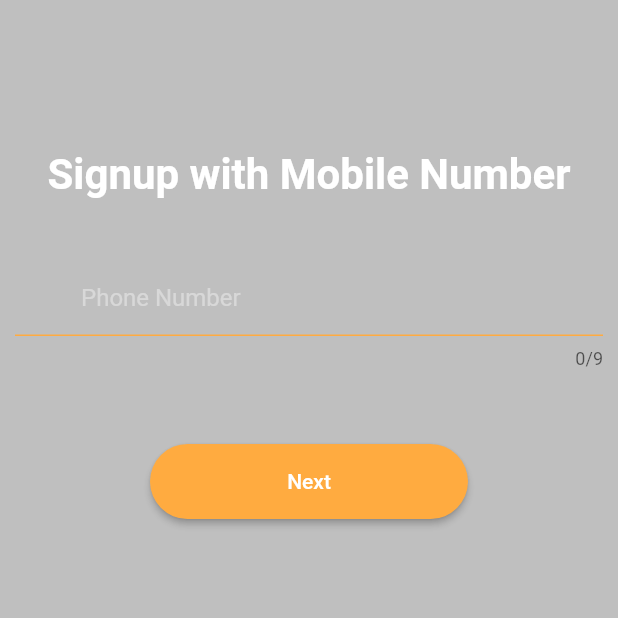
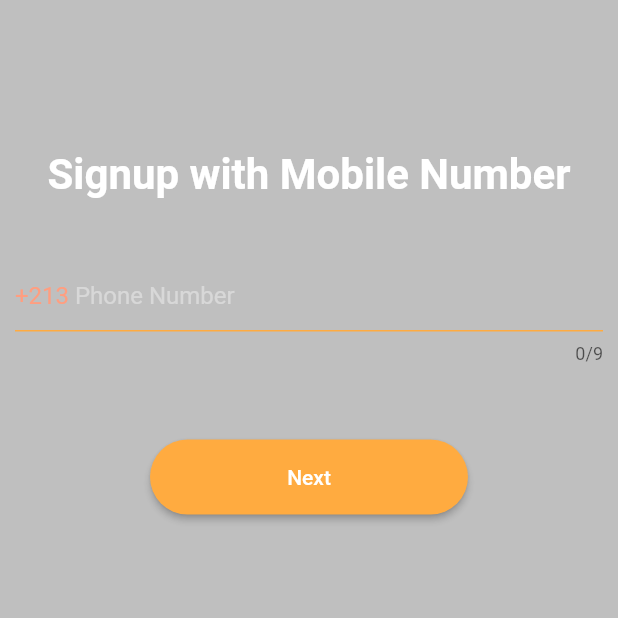
Before and after one commit to M4dj1/hairo, a Flutter app: the screen it shows after launch, after a tap on an icon or button, on a phone screen of 412 x 824 dp, the top half of it. Run offline on Flutter 3.47's test engine with Material 2 defaults, Android fonts, the phone set to English and light mode, and no system bars; our stand-ins replace firebase_auth, firebase_core, firebase_database, pin_code_fields; accounts and stored records are empty; network calls fail.

Commit message:
Additional UI edits

```diff
--- a/lib/LoginRegScreens/loginpage.dart
+++ b/lib/LoginRegScreens/loginpage.dart
@@ -40,15 +40,22 @@ class _LoginScreenState extends State<LoginScreen> {
                   style: TextStyle(color: Colors.white),
                   cursorColor: Colors.orangeAccent,
                   decoration: InputDecoration(
-                    prefix: Padding(
-                      padding: EdgeInsets.all(4),
-                      child: Text('+213'),
+                      prefixIcon: Text(
+                        "+213 ",
+                        style: TextStyle(
+                            color: Colors.deepOrangeAccent.shade100,
+                            fontSize: 16),
                       ),
+                      prefixIconConstraints:
+                          BoxConstraints(minWidth: 0, minHeight: 0),
                       hintText: 'Phone Number',
                       hintStyle: TextStyle(color: Colors.white38),
                       enabledBorder: UnderlineInputBorder(
                           borderSide: BorderSide(color: Colors.orangeAccent)),
-                  ),
+                      focusedBorder: UnderlineInputBorder(
+                        borderSide:
+                            BorderSide(color: Colors.deepOrangeAccent.shade100),
+                      )),
                   maxLength: 9,
                   keyboardType: TextInputType.number,
                   controller: _controller,
@@ -69,7 +76,10 @@ class _LoginScreenState extends State<LoginScreen> {
                       hintStyle: TextStyle(color: Colors.white38),
                       enabledBorder: UnderlineInputBorder(
                           borderSide: BorderSide(color: Colors.orangeAccent)),
-                  ),
+                      focusedBorder: UnderlineInputBorder(
+                        borderSide:
+                            BorderSide(color: Colors.deepOrangeAccent.shade100),
+                      )),
                 ),
               ),
             ]),
--- a/lib/LoginRegScreens/password.dart
+++ b/lib/LoginRegScreens/password.dart
@@ -52,7 +52,10 @@ class _PasswordState extends State<PasswordScreen> {
                       hintStyle: TextStyle(color: Colors.white38),
                       enabledBorder: UnderlineInputBorder(
                           borderSide: BorderSide(color: Colors.orangeAccent)),
-                  ),
+                      focusedBorder: UnderlineInputBorder(
+                        borderSide:
+                            BorderSide(color: Colors.deepOrangeAccent.shade100),
+                      )),
                 )),
             Padding(
               padding:
@@ -68,7 +71,10 @@ class _PasswordState extends State<PasswordScreen> {
                     hintStyle: TextStyle(color: Colors.white38),
                     enabledBorder: UnderlineInputBorder(
                         borderSide: BorderSide(color: Colors.orangeAccent)),
-                ),
+                    focusedBorder: UnderlineInputBorder(
+                      borderSide:
+                          BorderSide(color: Colors.deepOrangeAccent.shade100),
+                    )),
               ),
             ),
             Padding(
@@ -86,7 +92,10 @@ class _PasswordState extends State<PasswordScreen> {
                     hintStyle: TextStyle(color: Colors.white38),
                     enabledBorder: UnderlineInputBorder(
                         borderSide: BorderSide(color: Colors.orangeAccent)),
-                ),
+                    focusedBorder: UnderlineInputBorder(
+                      borderSide:
+                          BorderSide(color: Colors.deepOrangeAccent.shade100),
+                    )),
               ),
             ),
             Container(
--- a/lib/LoginRegScreens/registration.dart
+++ b/lib/LoginRegScreens/registration.dart
@@ -36,15 +36,22 @@ class _RegistartionState extends State<Registartion> {
                   style: TextStyle(color: Colors.white),
                   cursorColor: Colors.orangeAccent,
                   decoration: InputDecoration(
-                    prefix: Padding(
-                      padding: EdgeInsets.all(4),
-                      child: Text('+213'),
-                    ),
-                    hintText: 'Phone Number',
-                    hintStyle: TextStyle(color: Colors.white38),
-                    enabledBorder: UnderlineInputBorder(
-                        borderSide: BorderSide(color: Colors.orangeAccent)),
-                  ),
+                      prefixIcon: Text(
+                        "+213 ",
+                        style: TextStyle(
+                            color: Colors.deepOrangeAccent.shade100,
+                            fontSize: 16),
+                      ),
+                      prefixIconConstraints:
+                          BoxConstraints(minWidth: 0, minHeight: 0),
+                      hintText: 'Phone Number',
+                      hintStyle: TextStyle(color: Colors.white38),
+                      enabledBorder: UnderlineInputBorder(
+                          borderSide: BorderSide(color: Colors.orangeAccent)),
+                      focusedBorder: UnderlineInputBorder(
+                        borderSide:
+                            BorderSide(color: Colors.deepOrangeAccent.shade100),
+                      )),
                   maxLength: 9,
                   keyboardType: TextInputType.number,
                   controller: _controller,
```
Lines whose indentation alone changed are shown as unchanged.
